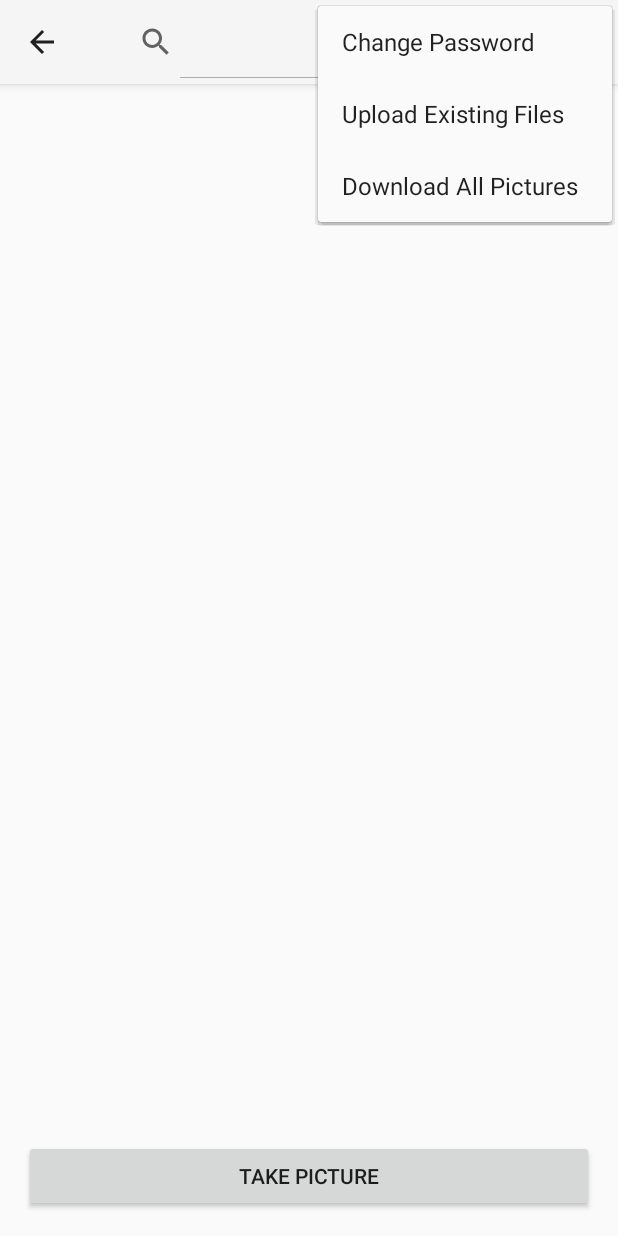
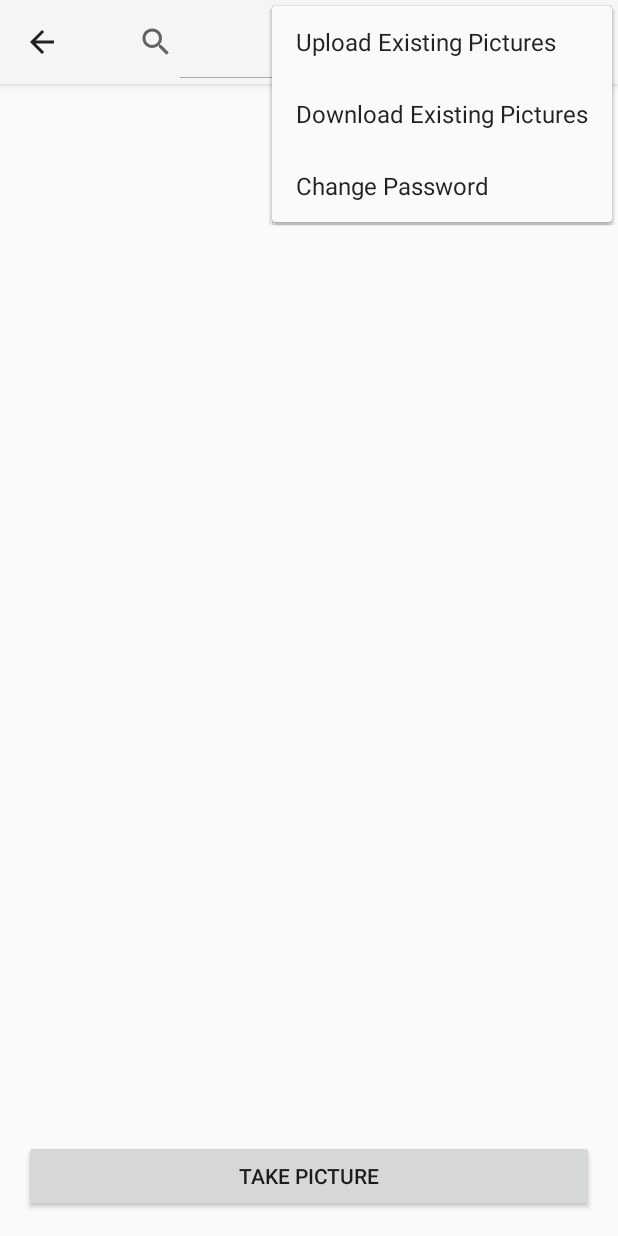
Before and after one commit to johnsmiller/CS160-PVault, an Android app: the MainActivity screen opened directly, with no data from a screen before it, with the options menu open, on a phone screen of 412 x 824 dp. Run offline under Robolectric (Android 15) with nearby library versions, the phone set to English and light mode, and no system bars; libraries missing offline, so code that uses them is left out: org.apache.commons; 5 statements that could not run were skipped.

```diff
--- a/PVault/app/src/main/java/com/sjsu/techknowgeek/pvault/MainActivity.java
+++ b/PVault/app/src/main/java/com/sjsu/techknowgeek/pvault/MainActivity.java
@@ -71,6 +71,7 @@ public class MainActivity extends ListActivity implements SearchView.OnQueryText
 
     @Override
     protected void onListItemClick (ListView l, View v, int position, long id) {
+        searchView.clearFocus();
         Object obj = getListView().getItemAtPosition(position);
         File picture = new File(userDir, obj.toString());
 
--- a/PVault/app/src/main/res/menu/menu_main.xml
+++ b/PVault/app/src/main/res/menu/menu_main.xml
@@ -1,8 +1,4 @@
 <menu xmlns:android="http://schemas.android.com/apk/res/android">
-
-    <item android:id="@+id/action_change_password"
-        android:title="@string/change_password"
-        android:showAsAction="never" />
 
     <item android:id="@+id/action_upload_all"
         android:title="@string/upload_existing_to_server"
@@ -12,6 +8,10 @@
         android:title="@string/download_existing_from_server"
         android:showAsAction="never" />
 
+    <item android:id="@+id/action_change_password"
+        android:title="@string/change_password"
+        android:showAsAction="never" />
+
     <item
         android:id="@+id/action_search"
         android:actionViewClass="android.widget.SearchView"
--- a/PVault/app/src/main/res/values/strings.xml
+++ b/PVault/app/src/main/res/values/strings.xml
@@ -11,8 +11,11 @@
     <string name="search">Search</string>
     <string name="file_options">File Options</string>
     <string name="change_password">Change Password</string>
-    <string name="upload_existing_to_server">Upload Existing Files</string>
-    <string name="download_existing_from_server">Download All Pictures</string>
+    <string name="upload_existing_to_server">Upload Existing Pictures</string>
+    <string name="download_existing_from_server">Download Existing Pictures</string>
     <string name="set_server_address">Set Server Address</string>
+    <string name="saved_ip_address_default">192.168.0.102</string>
+    <string name="saved_ip_address">SERVER_IP_ADDRESS</string>
+    <string name="saved_email_address">SAVED_EMAIL_ADDRESS</string>
 
 </resources>
```
Also changed, not shown: PVault/app/src/main/java/com/sjsu/techknowgeek/pvault/LoginActivity.java (+37 -9 lines).
